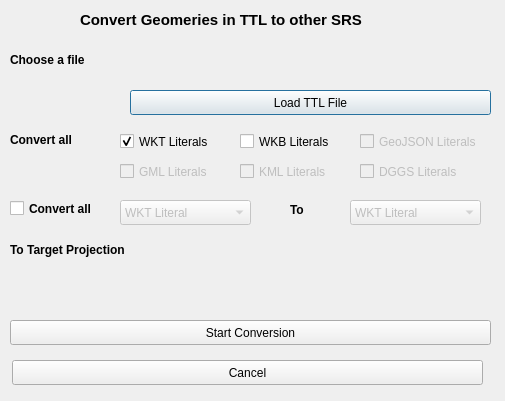
Old version of the form dialogs/ui/convertcrsdialog.ui in the repository sparqlunicorn/sparqlunicornGoesGIS.
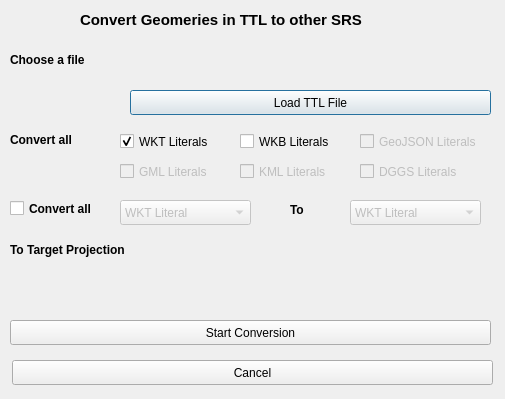
New version of the form. Custom widgets are drawn as their Qt base class.

Diff of the .ui file:
```diff
--- a/dialogs/ui/convertcrsdialog.ui
+++ b/dialogs/ui/convertcrsdialog.ui
@@ -7,7 +7,7 @@
     <x>0</x>
     <y>0</y>
     <width>505</width>
-    <height>401</height>
+    <height>399</height>
    </rect>
   </property>
   <property name="windowTitle">
@@ -61,7 +61,7 @@
     <rect>
      <x>12</x>
      <y>360</y>
-     <width>471</width>
+     <width>481</width>
      <height>25</height>
     </rect>
    </property>
```
